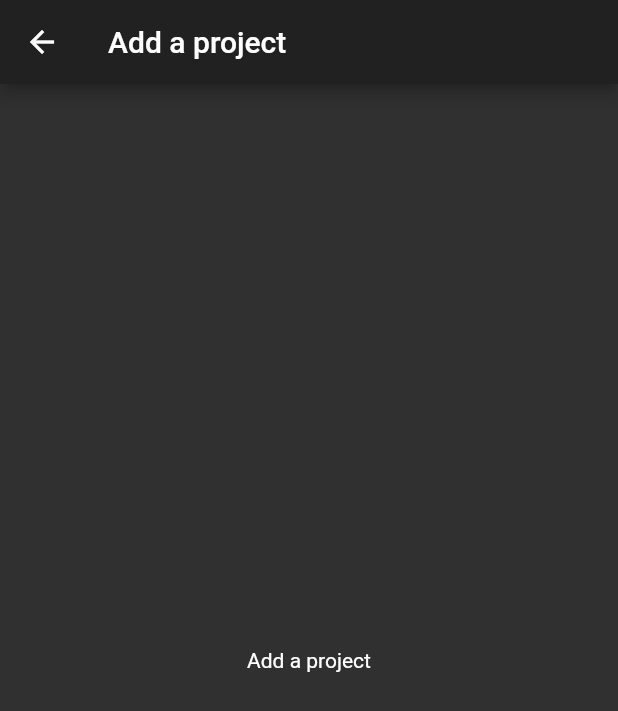
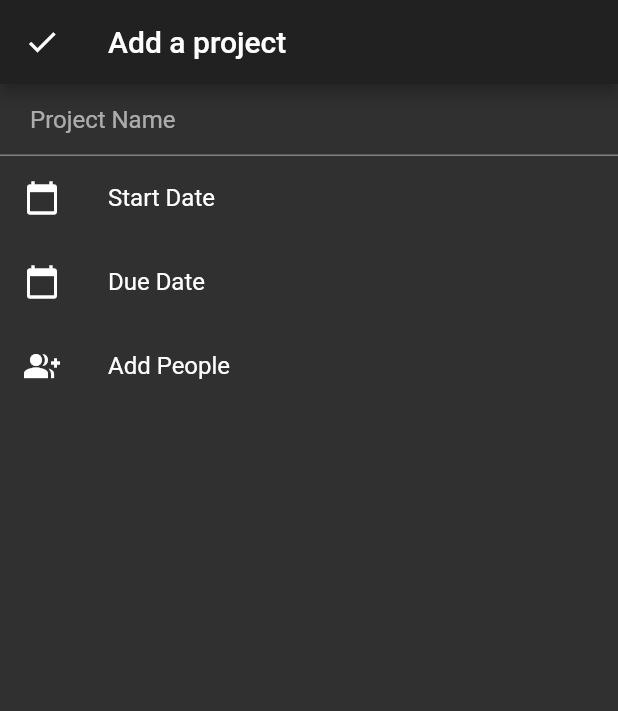
Before and after one commit to Masfik/tempo, a Flutter app: the AddProjectScreen screen opened by its route, on a phone screen of 412 x 824 dp. Shown: the top 711 px of the screen. Run offline on Flutter 3.47's test engine with Material 2 defaults, Android fonts, the phone set to English and light mode, and no system bars; our stand-ins replace flutter_svg; missing offline and left inert: qrscan; statements that could not run were skipped.

Commit message:
fixed models and added project ui scaffold

```diff
--- a/client/lib/models/meeting.dart
+++ b/client/lib/models/meeting.dart
@@ -13,6 +13,6 @@ class Meeting {
 
   set name(String value) {
     if(value.isNotEmpty) _name = value;
-    else throw InputException("Cannot create a Team without a name!", "name");
+    else throw InputException("Cannot create a meeting without a name!", "name");
   }
 }
--- a/client/lib/models/project.dart
+++ b/client/lib/models/project.dart
@@ -6,12 +6,6 @@ class Project {
   DateTime _startDate;
   DateTime _dueDate;
   List<Task> _tasks = [];
-
-  Project(String name, DateTime startDate, DateTime dueDate) {
-    this.name = name;
-    this.startDate = startDate;
-    this.dueDate = dueDate;
-  }
 
   String get name => _name;
 
--- a/client/lib/models/team.dart
+++ b/client/lib/models/team.dart
@@ -29,6 +29,6 @@ class Team {
 
   set name(String value) {
     if(value.isNotEmpty) _name = value;
-    else throw InputException("Cannot create a Team without a name!", "name");
+    else throw InputException("Cannot create a team without a name!", "name");
   }
 }
--- a/client/lib/ui/pages/add_project.dart
+++ b/client/lib/ui/pages/add_project.dart
@@ -1,3 +1,4 @@
+import 'package:Tempo/models/project.dart';
 import 'package:flutter/material.dart';
 
 class AddProjectScreen extends StatefulWidget {
@@ -6,15 +7,63 @@ class AddProjectScreen extends StatefulWidget {
 }
 
 class _AddProjectScreenState extends State<AddProjectScreen> {
+  Project project = Project();
+
   @override
   Widget build(BuildContext context) {
     return Scaffold(
       appBar: AppBar(
         title: Text("Add a project"),
+        leading: IconButton(
+          icon: Icon(Icons.check),
+          onPressed: () {
+
+          },
+        ),
       ),
-      body: Center(
-        child: Text('Add a project'),
-      ),
+      body: ListView(
+        children: <Widget>[
+          TextField(
+            decoration: InputDecoration(
+              labelText: 'Project Name',
+              contentPadding: EdgeInsets.only(
+                left: 20,
+                right: 20
+              )
+            )
+          ),
+          ListTile(
+            leading: Icon(
+              Icons.calendar_today,
+            ),
+            title: Text('Start Date'),
+            onTap: () => showDatePicker(
+              context: context,
+              initialDate: DateTime.now(),
+              firstDate: DateTime(DateTime.now().year),
+              lastDate: DateTime(DateTime.now().year + 20)
+            ),
+          ),
+          ListTile(
+            leading: Icon(
+              Icons.calendar_today,
+            ),
+            title: Text('Due Date'),
+            onTap: () => showDatePicker(
+                context: context,
+                initialDate: DateTime.now(),
+                firstDate: DateTime(DateTime.now().year),
+                lastDate: DateTime(DateTime.now().year + 20)
+            ),
+          ),
+          ListTile(
+            leading: Icon(
+              Icons.group_add,
+            ),
+            title: Text('Add People'),
+          )
+        ],
+      )
     );
   }
 }
```
